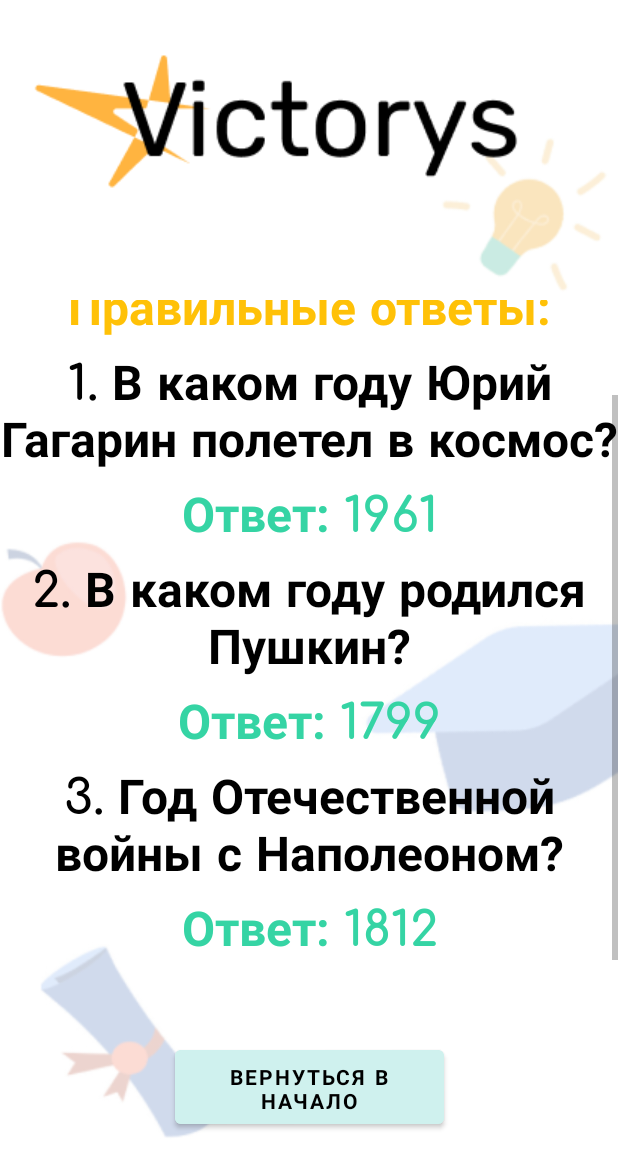
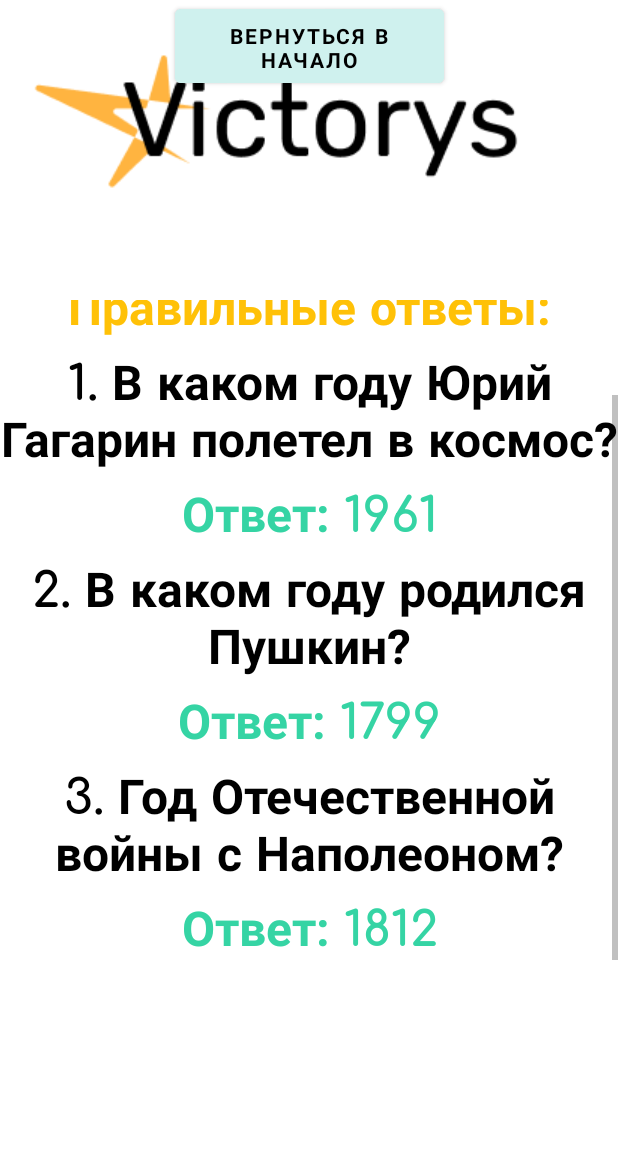
Before and after one commit to dilfd2367/Victoris_app, an Android app: the Nextmove2 screen opened directly, with no data from a screen before it, scrolled down 74 dp, on a phone screen of 412 x 824 dp. Shown: the top 1176 px of the screen. Run offline under Robolectric (Android 15) with nearby library versions, the phone set to English and light mode, and no system bars; Roboto replaces fonts that are not available here.

Commit message:
22.04.2023

```diff
--- a/app/src/main/java/com/example/projectvictorys/All_types.java
+++ b/app/src/main/java/com/example/projectvictorys/All_types.java
@@ -12,14 +12,16 @@ import java.util.Locale;
 
 public class All_types extends AppCompatActivity {
     private Button btn_goback;
+    public static int BUTTON_SCORE = 0;
     @Override
     protected void onCreate(Bundle savedInstanceState) {
         super.onCreate(savedInstanceState);
         setContentView(R.layout.all_types);
         View fr1 = findViewById(R.id.frame1);
         View fr2 = findViewById(R.id.frame2);
+        if (All_types.BUTTON_SCORE == 1){
         String Your_Login = getIntent().getStringExtra("Your_Login");
-        MainActivity.NICKNAME = Your_Login;
+        MainActivity.NICKNAME = Your_Login;}
         Button btn_account = findViewById(R.id.button_alltypes);
         View fr3 = findViewById(R.id.frame3);
         View fr4 = findViewById(R.id.frame4);
--- a/app/src/main/res/layout/all_types.xml
+++ b/app/src/main/res/layout/all_types.xml
@@ -45,13 +45,14 @@
         android:id="@+id/button_alltypes"
         android:layout_width="148dp"
         android:layout_height="62dp"
-        android:layout_marginStart="220dp"
-        android:layout_marginTop="28dp"
+        android:layout_marginTop="16dp"
         android:backgroundTint="#35D4A4"
         android:fontFamily="@font/comfortaa_bold"
         android:text="Личный кабинет"
         android:textColor="#FFFFFF"
         app:cornerRadius="15dp"
+        app:layout_constraintEnd_toEndOf="parent"
+        app:layout_constraintHorizontal_bias="0.904"
         app:layout_constraintStart_toStartOf="parent"
         app:layout_constraintTop_toTopOf="parent" />
 
--- a/app/src/main/res/layout/nextmove2.xml
+++ b/app/src/main/res/layout/nextmove2.xml
@@ -10,24 +10,13 @@
         android:id="@+id/go_back"
         android:layout_width="179dp"
         android:layout_height="61dp"
-        android:layout_marginBottom="25dp"
         android:backgroundTint="#CFF1EE"
         android:fontFamily="@font/comfortaa_bold"
         android:text="Вернуться в начало"
         android:textColor="#000000"
-        app:layout_constraintBottom_toBottomOf="@+id/imageView7"
-        app:layout_constraintEnd_toEndOf="parent"
-        app:layout_constraintStart_toStartOf="parent" />
-
-    <ImageView
-        android:id="@+id/imageView7"
-        android:layout_width="431dp"
-        android:layout_height="737dp"
-        app:layout_constraintBottom_toBottomOf="parent"
         app:layout_constraintEnd_toEndOf="parent"
         app:layout_constraintStart_toStartOf="parent"
-        app:layout_constraintTop_toTopOf="parent"
-        app:srcCompat="@drawable/victorys_main" />
+        tools:layout_editor_absoluteY="648dp" />
 
     <ImageView
         android:id="@+id/imageView8"
```
Also changed, not shown: app/src/main/java/com/example/projectvictorys/MainActivity.java (+13 -0 lines), app/src/main/java/com/example/projectvictorys/Your_login.java (+9 -0 lines), app/src/main/res/layout/your_login.xml (+19 -23 lines).
